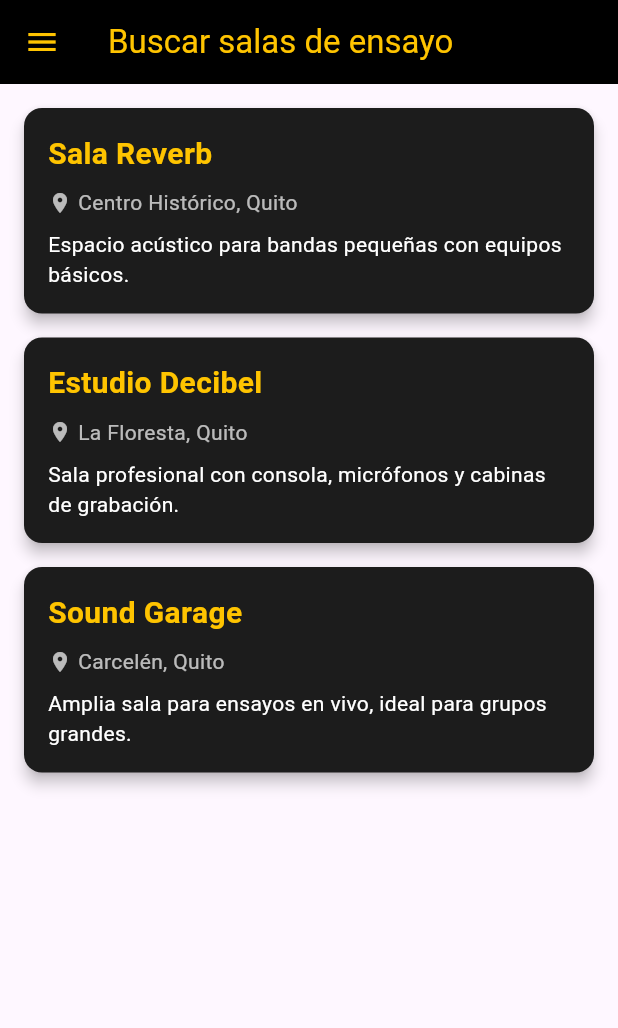
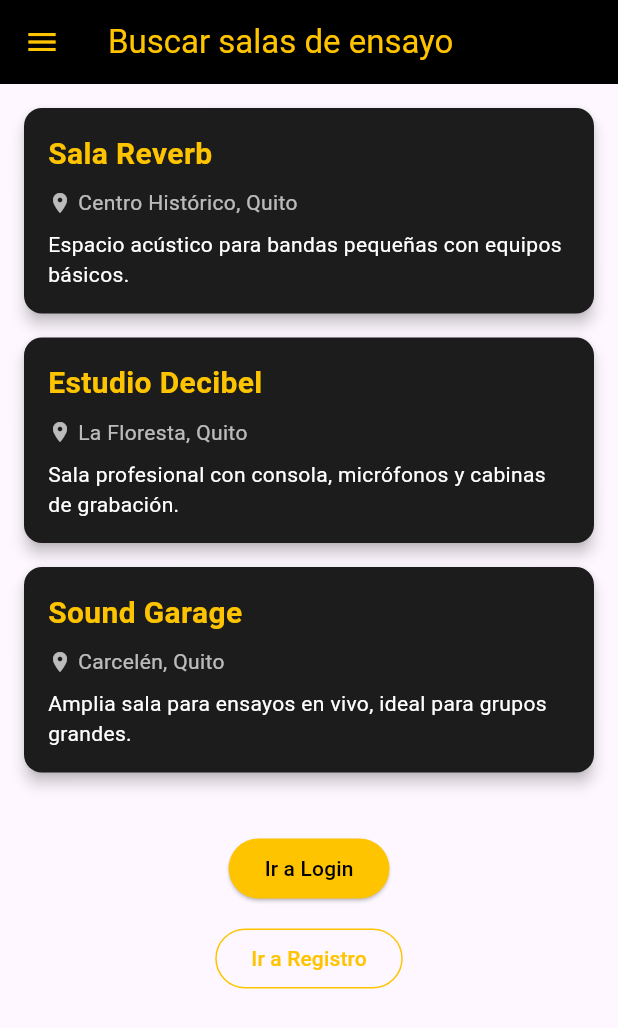
Before and after one commit to St3v3R0s3r0/QuitoJam, a Flutter app: the screen it shows after launch, on a phone screen of 412 x 824 dp. Shown: the top 1028 px of the screen. Run offline on Flutter 3.47's test engine with Material 3 defaults, Android fonts, the phone set to English and light mode, and no system bars.

Commit message:
3er Commit Login & Register Conceptos

```diff
--- a/lib/screens/users/show_rooms.dart
+++ b/lib/screens/users/show_rooms.dart
@@ -1,6 +1,8 @@
 import 'package:flutter/material.dart';
 import 'package:quitojam_1/widgets/custom_drawer.dart';
-import 'package:quitojam_1/styles/colors/colors.dart'; // Importa tu clase de colores
+import 'package:quitojam_1/styles/colors/colors.dart';
+import 'package:quitojam_1/screens/login.dart';
+import 'package:quitojam_1/screens/register.dart';
 
 class ShowRoomsScreen extends StatelessWidget {
   const ShowRoomsScreen({super.key});
@@ -39,12 +41,11 @@ class ShowRoomsScreen extends StatelessWidget {
         iconTheme: const IconThemeData(color: AppColors.brightLights),
         elevation: 0,
       ),
-      body: ListView.builder(
+      body: ListView(
         padding: const EdgeInsets.all(16),
-        itemCount: salas.length,
-        itemBuilder: (context, index) {
-          final sala = salas[index];
-          return Card(
+        children: [
+          ...salas.map(
+            (sala) => Card(
               color: AppColors.steel,
               elevation: 4,
               margin: const EdgeInsets.only(bottom: 16),
@@ -87,8 +88,41 @@ class ShowRoomsScreen extends StatelessWidget {
                   ],
                 ),
               ),
+            ),
+          ),
+          const SizedBox(height: 24),
+          Center(
+            child: ElevatedButton(
+              style: ElevatedButton.styleFrom(
+                backgroundColor: AppColors.brightLights,
+                foregroundColor: AppColors.skyline,
+              ),
+              onPressed: () {
+                Navigator.push(
+                  context,
+                  MaterialPageRoute(builder: (_) => const LoginScreen()),
                 );
               },
+              child: const Text('Ir a Login'),
+            ),
+          ),
+          const SizedBox(height: 12),
+          Center(
+            child: OutlinedButton(
+              style: OutlinedButton.styleFrom(
+                foregroundColor: AppColors.brightLights,
+                side: const BorderSide(color: AppColors.brightLights),
+              ),
+              onPressed: () {
+                Navigator.push(
+                  context,
+                  MaterialPageRoute(builder: (_) => RegisterScreen()),
+                );
+              },
+              child: const Text('Ir a Registro'),
+            ),
+          ),
+        ],
       ),
     );
   }
```
Also changed, not shown: lib/screens/login.dart (added, +104 -0 lines), lib/screens/register.dart (added, +113 -0 lines). Lines whose indentation alone changed are shown as unchanged.
